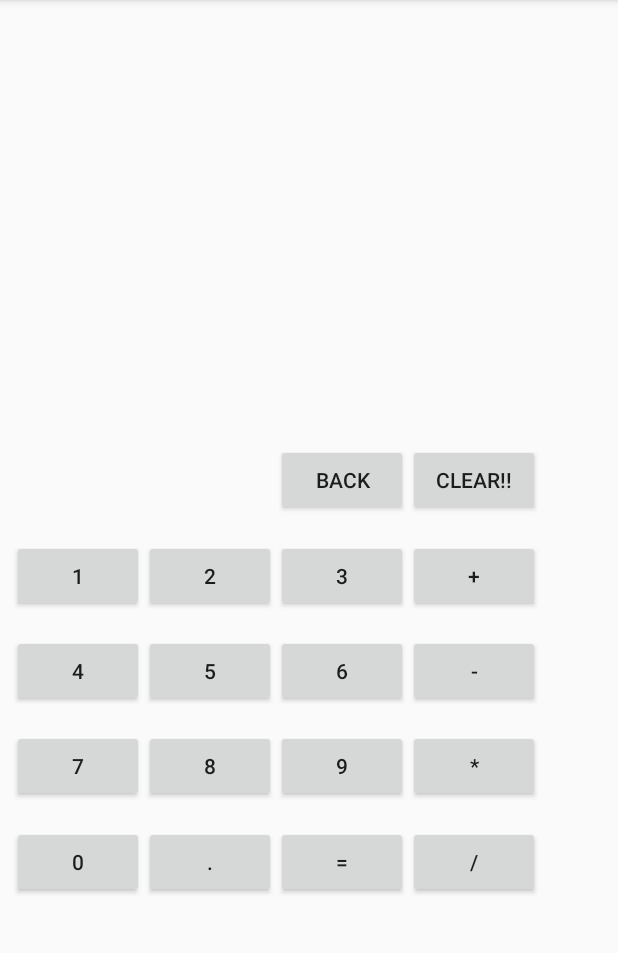
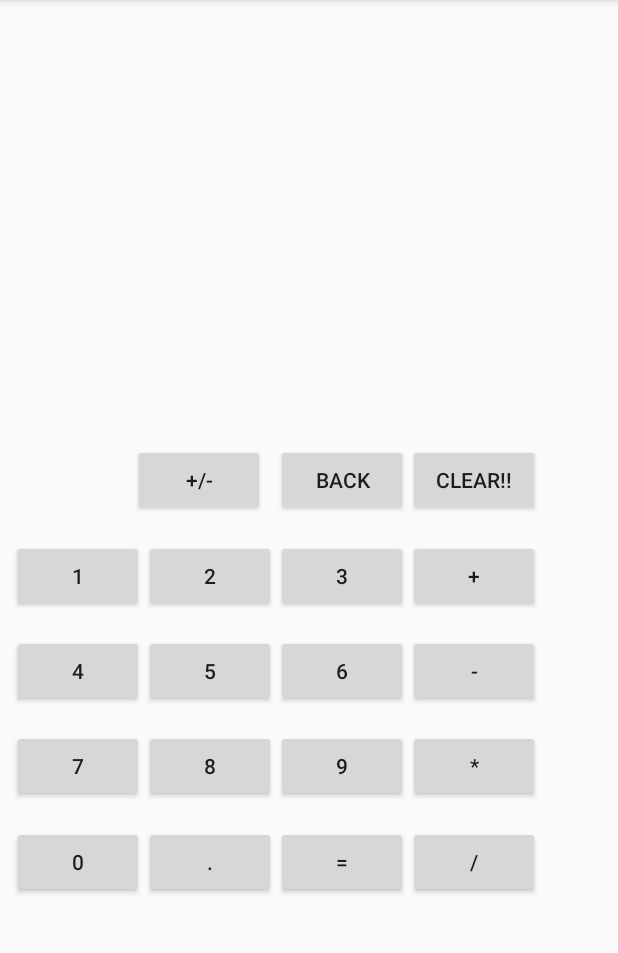
Before and after one commit to mattjmoses/MobileAppDev, an Android app: the screen it shows after launch (Calculator), on a phone screen of 412 x 824 dp, the part 84-1037 px from its top. Run offline under Robolectric (Android 15) with nearby library versions, the light colour scheme and no system bars.

Commit message:
Assignment 01
Adding the +/- button

```diff
--- a/Assignments/Assignment_01/app/src/main/res/layout/activity_calculator.xml
+++ b/Assignments/Assignment_01/app/src/main/res/layout/activity_calculator.xml
@@ -185,5 +185,14 @@
             android:layout_alignBottom="@+id/btnDec"
             android:layout_toEndOf="@+id/btnDec"
             android:text="@string/bEql" />
+
+        <Button
+            android:id="@+id/btnPlsMn"
+            android:layout_width="wrap_content"
+            android:layout_height="wrap_content"
+            android:layout_below="@+id/txtScreen"
+            android:layout_marginEnd="7dp"
+            android:layout_toStartOf="@+id/btnBck"
+            android:text="@string/bPMn" />
     </RelativeLayout>
 </android.support.constraint.ConstraintLayout>
--- a/Assignments/Assignment_01/app/src/main/res/values/strings.xml
+++ b/Assignments/Assignment_01/app/src/main/res/values/strings.xml
@@ -20,4 +20,5 @@
     <string name="bEql">=</string>
     <string name="num02">2</string>
     <string name="bPlus">+</string>
+    <string name="bPMn">+/-</string>
 </resources>
```
